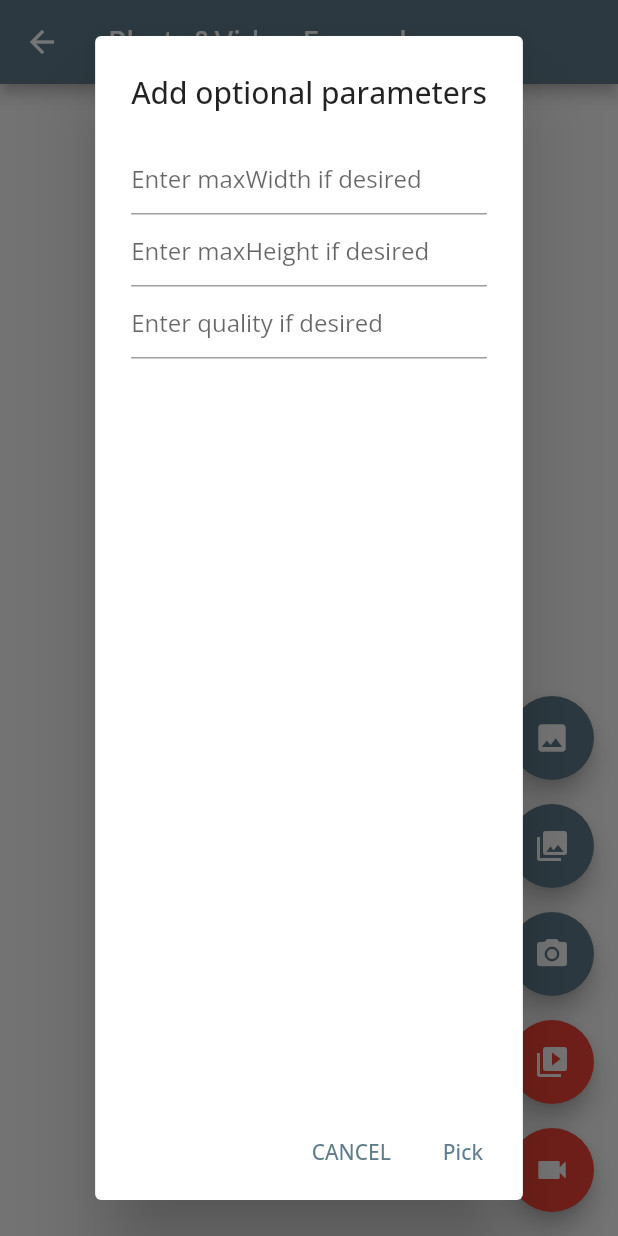
After one commit to RuiXingJing/flutter_assignments, a Flutter app: the CameraMainPage screen opened directly, after a tap on the "photo library" icon, on a phone screen of 412 x 824 dp. The commit adds this screen. Run offline on Flutter 3.47's test engine with Material 2 defaults, Android fonts, the phone set to English and light mode, and no system bars; our stand-ins replace bloc, equatable, flutter_bloc, formz, image_picker, rxdart and 2 more; accounts and stored records are empty.

Commit message:
Add take photo/select image from gallery as avatar.

```diff
--- a/lib/contacts/add_update_contact/bloc/add_update_contact_bloc.dart
+++ b/lib/contacts/add_update_contact/bloc/add_update_contact_bloc.dart
@@ -1,6 +1,9 @@
+import 'dart:io';
+
 import 'package:bloc/bloc.dart';
 import 'package:equatable/equatable.dart';
 import 'package:flutter_assignments/contacts/add_update_contact/model/models.dart';
+import 'package:flutter_assignments/contacts/avatar/avatar_model.dart';
 import 'package:formz/formz.dart';
 
 import '../../../data/model/Contact.dart';
@@ -96,6 +99,10 @@ class AddContactBloc extends Bloc<AddContactEvent, AddContactState> {
     emit(state.copyWith(status: FormzStatus.submissionInProgress));
     try {
       await contactHelper.deleteContact(state.id);
+      if (!Avatar.isDefaultAvatar(state.photo)) {
+        final File photo = File(state.photo);
+        await photo.delete();
+      }
       emit(state.copyWith(status: FormzStatus.submissionSuccess));
     } catch (e) {
       emit(state.copyWith(status: FormzStatus.submissionFailure));
--- /dev/null
+++ b/lib/contacts/camera/camera_main_page.dart
@@ -0,0 +1,378 @@
+import 'dart:io';
+
+import 'package:flutter/cupertino.dart';
+import 'package:flutter/foundation.dart';
+import 'package:flutter/material.dart';
+import 'package:image_picker/image_picker.dart';
+import 'package:video_player/video_player.dart';
+
+import 'aspect_ratio_video.dart';
+
+class CameraMainPage extends StatefulWidget {
+  const CameraMainPage({super.key, this.title});
+
+  final String? title;
+
+  @override
+  State<StatefulWidget> createState() => _CameraMainPageState();
+}
+
+class _CameraMainPageState extends State<CameraMainPage> {
+  List<XFile>? _imageFileList;
+
+  void _setImageFileListFromFile(XFile? value) {
+    _imageFileList = value == null ? null : <XFile>[value];
+  }
+
+  dynamic _pickImageError;
+  bool isVideo = false;
+
+  VideoPlayerController? _controller;
+  VideoPlayerController? _toBeDisposed;
+  String? _retrieveDataError;
+
+  final ImagePicker _picker = ImagePicker();
+  final TextEditingController maxWidthController = TextEditingController();
+  final TextEditingController maxHeightController = TextEditingController();
+  final TextEditingController qualityController = TextEditingController();
+
+  Future<void> _playVideo(XFile? file) async {
+    if (file != null && mounted) {
+      await _disposeVideoController();
+      VideoPlayerController controller =
+          VideoPlayerController.file(File(file.path));
+      _controller = controller;
+      const double volume = kIsWeb ? 0.0 : 1.0;
+      await controller.setVolume(volume);
+      await controller.initialize();
+      await controller.setLooping(true);
+      await controller.play();
+      setState(() {});
+    }
+  }
+
+  Future<void> _onImageButtonPressed(ImageSource source,
+      {BuildContext? context, bool isMultiImage = false}) async {
+    if (_controller != null) {
+      await _controller!.setVolume(0.0);
+    }
+
+    if (isVideo) {
+      final XFile? file = await _picker.pickVideo(
+          source: source, maxDuration: const Duration(seconds: 10));
+      await _playVideo(file);
+    } else if (isMultiImage) {
+      await _displayPickImageDialog(context!,
+          (double? maxWidth, double? maxHeight, int? quality) async {
+        try {
+          final List<XFile> pickedFileList = await _picker.pickMultiImage(
+              maxHeight: maxHeight, maxWidth: maxWidth, imageQuality: quality);
+          setState(() {
+            _imageFileList = pickedFileList;
+          });
+        } catch (e) {
+          setState(() {
+            _pickImageError = e;
+          });
+        }
+      });
+    } else {
+      await _displayPickImageDialog(context!,
+          (double? maxWidth, double? maxHeight, int? quality) async {
+        try {
+          final XFile? pickedFile = await _picker.pickImage(
+              source: source,
+              maxWidth: maxWidth,
+              maxHeight: maxHeight,
+              imageQuality: quality);
+          setState(() {
+            _setImageFileListFromFile(pickedFile);
+          });
+        } catch (e) {
+          setState(() {
+            _pickImageError = e;
+          });
+        }
+      });
+    }
+  }
+
+  @override
+  void deactivate() {
+    if (_controller != null) {
+      _controller!.setVolume(0.0);
+      _controller!.pause();
+    }
+    super.deactivate();
+  }
+
+  @override
+  void dispose() {
+    _disposeVideoController();
+    maxHeightController.dispose();
+    maxWidthController.dispose();
+    qualityController.dispose();
+    super.dispose();
+  }
+
+  @override
+  Widget build(BuildContext context) {
+    return Scaffold(
+      appBar: AppBar(
+        title: Text(widget.title!),
+      ),
+      body: Center(
+        child: !kIsWeb && defaultTargetPlatform == TargetPlatform.android
+            ? FutureBuilder<void>(
+                future: retrieveLostData(),
+                builder: (BuildContext context, AsyncSnapshot<void> snapshot) {
+                  switch (snapshot.connectionState) {
+                    case ConnectionState.none:
+                    case ConnectionState.waiting:
+                      return const Text(
+                        'You have not yet picked an image',
+                        textAlign: TextAlign.center,
+                      );
+                    case ConnectionState.done:
+                      return _handlePreview();
+                    case ConnectionState.active:
+                      if (snapshot.hasError) {
+                        return Text(
+                            'Pick image/video error: ${snapshot.error}');
+                      } else {
+                        return const Text(
+                          'You have not yet picked an image',
+                          textAlign: TextAlign.center,
+                        );
+                      }
+                  }
+                })
+            : _handlePreview(),
+      ),
+      floatingActionButton: Column(
+        mainAxisAlignment: MainAxisAlignment.end,
+        children: <Widget>[
+          Semantics(
+              label: 'image_picker_example_from_gallery',
+              child: FloatingActionButton(
+                onPressed: () {
+                  isVideo = false;
+                  _onImageButtonPressed(ImageSource.gallery, context: context);
+                },
+                heroTag: 'image0',
+                tooltip: 'Pick Image from gallery',
+                child: const Icon(Icons.photo),
+              )),
+          Padding(
+              padding: const EdgeInsets.only(top: 16.0),
+              child: FloatingActionButton(
+                  onPressed: () {
+                    isVideo = false;
+                    _onImageButtonPressed(ImageSource.gallery,
+                        context: context, isMultiImage: true);
+                  },
+                  heroTag: 'image1',
+                  tooltip: 'Pick Multiple Image from gallery',
+                  child: const Icon(Icons.photo_library))),
+          Padding(
+            padding: const EdgeInsets.only(top: 16.0),
+            child: FloatingActionButton(
+              onPressed: () {
+                isVideo = false;
+                _onImageButtonPressed(ImageSource.camera, context: context);
+              },
+              heroTag: 'image2',
+              tooltip: 'Take a Photo',
+              child: const Icon(Icons.camera_alt),
+            ),
+          ),
+          Padding(
+              padding: const EdgeInsets.only(top: 16.0),
+              child: FloatingActionButton(
+                  onPressed: () {
+                    isVideo = true;
+                    _onImageButtonPressed(ImageSource.gallery);
+                  },
+                  backgroundColor: Colors.red,
+                  heroTag: 'video0',
+                  tooltip: 'Pick video from gallery',
+                  child: const Icon(Icons.video_library))),
+          Padding(
+            padding: const EdgeInsets.only(top: 16.0),
+            child: FloatingActionButton(
+                backgroundColor: Colors.red,
+                onPressed: () {
+                  isVideo = true;
+                  _onImageButtonPressed(ImageSource.camera);
+                },
+                heroTag: 'video1',
+                tooltip: 'Take a video',
+                child: const Icon(Icons.videocam)),
+          )
+        ],
+      ),
+    );
+  }
+
+  Future<void> _disposeVideoController() async {
+    if (_toBeDisposed != null) {
+      await _toBeDisposed!.dispose();
+    }
+    _toBeDisposed = _controller;
+    _controller = null;
+  }
+
+  Widget _previewVideo() {
+    final Text? retrieveError = _getRetrieveErrorWidget();
+    if (retrieveError != null) {
+      return retrieveError;
+    }
+
+    if (_controller == null) {
+      return const Text(
+        'You have not yet picked a video',
+        textAlign: TextAlign.center,
+      );
+    }
+    return Padding(
+      padding: const EdgeInsets.all(10.0),
+      child: AspectRatioVideo(controller: _controller),
+    );
+  }
+
+  Widget _previewImages() {
+    final Text? retrieveError = _getRetrieveErrorWidget();
+    if (retrieveError != null) {
+      return retrieveError;
+    }
+    if (_imageFileList != null) {
+      return Semantics(
+        label: 'image_picker_example_picked_images',
+        child: ListView.builder(
+          key: UniqueKey(),
+          itemBuilder: (BuildContext context, int index) {
+            return Semantics(
+              label: 'image_picker_example_picked_image',
+              child: Image.file(File(_imageFileList![index].path)),
+            );
+          },
+          itemCount: _imageFileList!.length,
+        ),
+      );
+    } else if (_pickImageError != null) {
+      return Text(
+        'Pick image error: $_pickImageError',
+        textAlign: TextAlign.center,
+      );
+    } else {
+      return const Text(
+        'You have not yet picked an image.',
+        textAlign: TextAlign.center,
+      );
+    }
+  }
+
+  Widget _handlePreview() {
+    if (isVideo) {
+      return _previewVideo();
+    } else {
+      return _previewImages();
+    }
+  }
+
+  Future<void> retrieveLostData() async {
+    final LostDataResponse response = await _picker.retrieveLostData();
+    if (response.isEmpty) {
+      return;
+    }
+    if (response.file != null) {
+      if (response.type == RetrieveType.video) {
+        isVideo = true;
+        await _playVideo(response.file);
+      } else {
+        isVideo = false;
+        setState(() {
+          if (response.file == null) {
+            _setImageFileListFromFile(response.file);
+          } else {
+            _imageFileList = response.files;
+          }
+        });
+      }
+    } else {
+      _retrieveDataError = response.exception!.code;
+    }
+  }
+
+  Future<void> _displayPickImageDialog(
+      BuildContext buildContext, OnPickImageCallback onPick) async {
+    return showDialog(
+        context: context,
+        builder: (BuildContext context) {
+          return AlertDialog(
+            title: const Text('Add optional parameters'),
+            content: Column(
+              children: <Widget>[
+                TextField(
+                  controller: maxWidthController,
+                  keyboardType:
+                      const TextInputType.numberWithOptions(decimal: true),
+                  decoration: const InputDecoration(
+                    hintText: 'Enter maxWidth if desired',
+                  ),
+                ),
+                TextField(
+                  controller: maxHeightController,
+                  keyboardType:
+                      const TextInputType.numberWithOptions(decimal: true),
+                  decoration: const InputDecoration(
+                    hintText: 'Enter maxHeight if desired',
+                  ),
+                ),
+                TextField(
+                  controller: qualityController,
+                  keyboardType: TextInputType.number,
+                  decoration: const InputDecoration(
+                    hintText: 'Enter quality if desired',
+                  ),
+                ),
+              ],
+            ),
+            actions: <Widget>[
+              TextButton(
+                  onPressed: () {
+                    Navigator.of(context).pop();
+                  },
+                  child: const Text('CANCEL')),
+              TextButton(
+                  onPressed: () {
+                    final double? width = maxWidthController.text.isNotEmpty
+                        ? double.parse(maxWidthController.text)
+                        : null;
+                    final double? height = maxHeightController.text.isNotEmpty
+                        ? double.parse(maxHeightController.text)
+                        : null;
+                    final int? quality = qualityController.text.isNotEmpty
+                        ? int.parse(qualityController.text)
+                        : null;
+                    onPick(width, height, quality);
+                    Navigator.of(context).pop();
+                  },
+                  child: const Text('Pick'))
+            ],
+          );
+        });
+  }
+
+  Text? _getRetrieveErrorWidget() {
+    if (_retrieveDataError != null) {
+      final Text result = Text(_retrieveDataError!);
+      _retrieveDataError = null;
+      return result;
+    }
+    return null;
+  }
+}
+
+typedef OnPickImageCallback = void Function(
+    double? maxWidth, double? maxHeight, int? quality);
--- a/lib/contacts/contact_list/contact_item_widget.dart
+++ b/lib/contacts/contact_list/contact_item_widget.dart
@@ -1,7 +1,10 @@
+import 'dart:io';
+
 import 'package:flutter/material.dart';
 import 'package:flutter_assignments/contacts/add_update_contact/view/add_update_contact_page.dart';
 
 import '../../data/model/Contact.dart';
+import '../avatar/avatar_model.dart';
 
 class ContactItemWidget extends StatelessWidget {
   ContactItemWidget({required this.contact}) : super(key: ObjectKey(contact));
@@ -48,9 +51,13 @@ class ContactItemWidget extends StatelessWidget {
 
   _getAvatarChild(BuildContext context) {
     if (contact.photo?.isNotEmpty == true) {
-      return CircleAvatar(
-          backgroundColor: Theme.of(context).primaryColor,
-          backgroundImage: AssetImage(contact.photo!));
+      return ClipOval(
+        child: SizedBox.fromSize(
+            size: const Size.fromRadius(30),
+            child: Avatar.isDefaultAvatar(contact.photo!)
+                ? Image.asset(contact.photo!)
+                : Image.file(File(contact.photo!), fit: BoxFit.cover)),
+      );
     } else {
       return CircleAvatar(
           backgroundColor: Theme.of(context).primaryColor,
--- a/pubspec.yaml
+++ b/pubspec.yaml
@@ -42,6 +42,9 @@ dependencies:
   sqflite: ^2.2.4+1
   path: ^1.8.2
   rxdart: ^0.27.7
+  image_picker: ^0.8.6+1
+  video_player: ^2.5.1
+  path_provider: ^2.0.12
 
 dev_dependencies:
   flutter_test:
@@ -83,7 +86,6 @@ flutter:
     - assets/images/avatar14.jpeg
     - assets/images/avatar15.jpeg
     - assets/images/avatar16.jpeg
-    - assets/images/avatar17.jpeg
 
   # An image asset can refer to one or more resolution-specific "variants", see
   # https://flutter.dev/assets-and-images/#resolution-aware
```
Also changed, not shown: lib/contacts/add_update_contact/view/add_update_contact_form.dart (+41 -10 lines), lib/contacts/add_update_contact/view/change_photo_button.dart (+30 -17 lines), lib/contacts/avatar/avatar_model.dart (added, +16 -0 lines), lib/contacts/avatar/select_avatar_screen.dart (+92 -12 lines), lib/contacts/camera/aspect_ratio_video.dart (added, +55 -0 lines), lib/home_page.dart (+19 -6 lines), assets/images/avatar17.jpeg (deleted), pubspec.lock.
